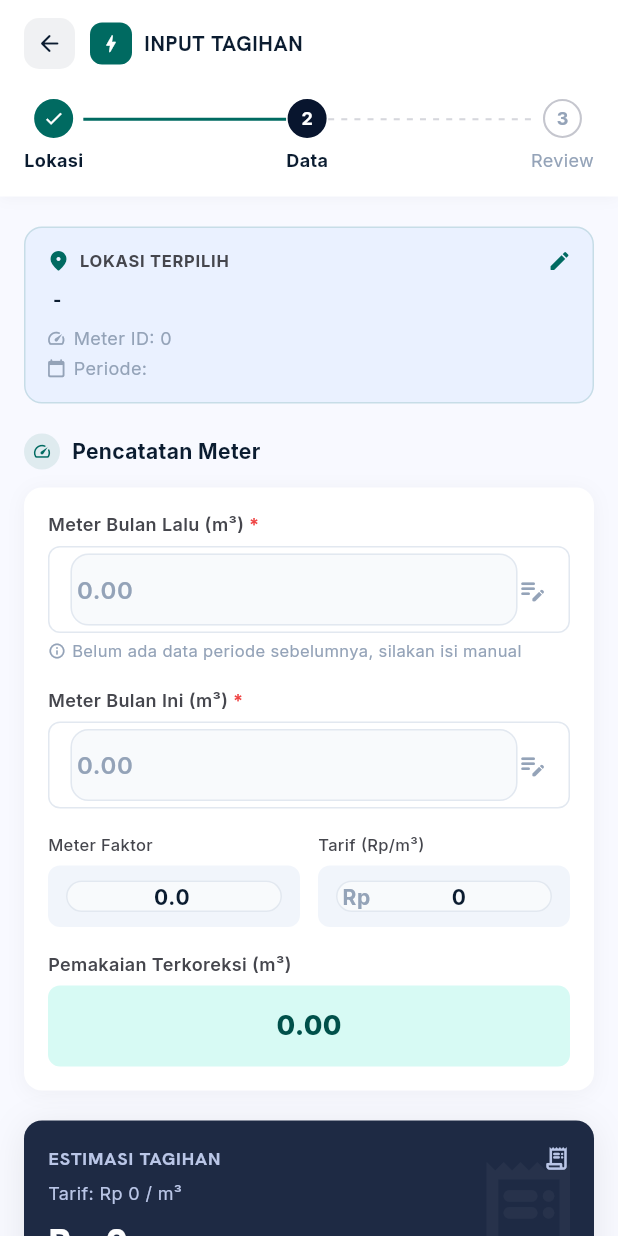
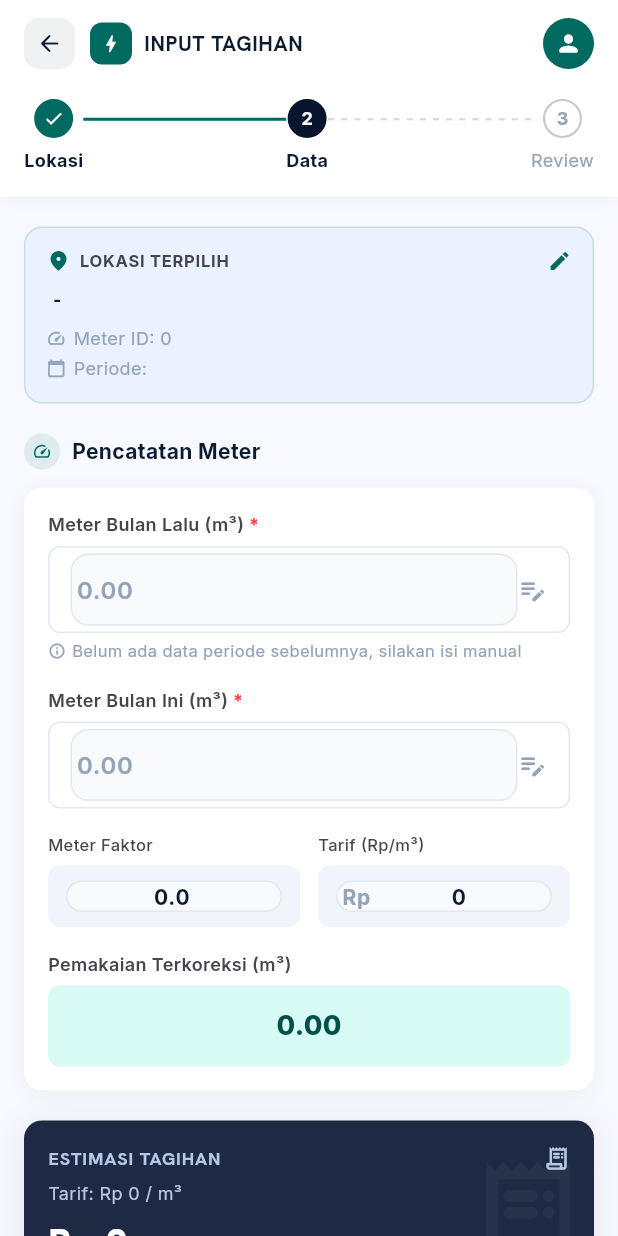
Before and after one commit to tuyulcode/operasional_app, a Flutter app: the InputStep2Screen screen opened directly with empty values, on a phone screen of 412 x 824 dp. Run offline on Flutter 3.47's test engine with Material 3 defaults, Android fonts, the phone set to English and light mode, and no system bars; our stand-ins replace dio, google_fonts, image_picker, shared_preferences; accounts and stored records are empty; network calls fail.

Commit message:
feat(input-tagihan): fungsikan navigasi ke halaman profil di step2 & step3

```diff
--- a/flutter_app/lib/screens/input_tagihan/input_step2_screen.dart
+++ b/flutter_app/lib/screens/input_tagihan/input_step2_screen.dart
@@ -8,6 +8,7 @@ import '../../config/theme.dart';
 import '../../models/area.dart';
 import '../../models/titik_meter.dart';
 import '../../providers/tagihan_provider.dart';
+import '../../screens/profile/profile_screen.dart';
 import 'input_step3_screen.dart';
 
 class InputStep2Screen extends StatefulWidget {
@@ -239,7 +240,7 @@ class _InputStep2ScreenState extends State<InputStep2Screen> {
     );
   }
 
-  // ── Header (sama seperti step1) ──
+  // ── Header (sama seperti step1 & step3) ──
   Widget _buildHeader() {
     return Container(
       decoration: BoxDecoration(
@@ -290,6 +291,27 @@ class _InputStep2ScreenState extends State<InputStep2Screen> {
                   fontWeight: FontWeight.w700,
                   letterSpacing: 0.4,
                   color: AppTheme.textPrimary,
+                ),
+              ),
+              const Spacer(),
+              // Menu profil — tap untuk membuka ProfileScreen
+              GestureDetector(
+                onTap: () {
+                  Navigator.of(context).push(
+                    MaterialPageRoute(
+                      builder: (_) => const ProfileScreen(),
+                    ),
+                  );
+                },
+                child: Container(
+                  width: 34,
+                  height: 34,
+                  decoration: const BoxDecoration(
+                    color: AppTheme.primary,
+                    shape: BoxShape.circle,
+                  ),
+                  child: const Icon(Icons.person_rounded,
+                      color: Colors.white, size: 18),
                 ),
               ),
             ],
```
Also changed, not shown: flutter_app/lib/screens/input_tagihan/input_step1_screen.dart (+9 -1 lines), flutter_app/lib/screens/input_tagihan/input_step3_screen.dart (+13 -2 lines).
